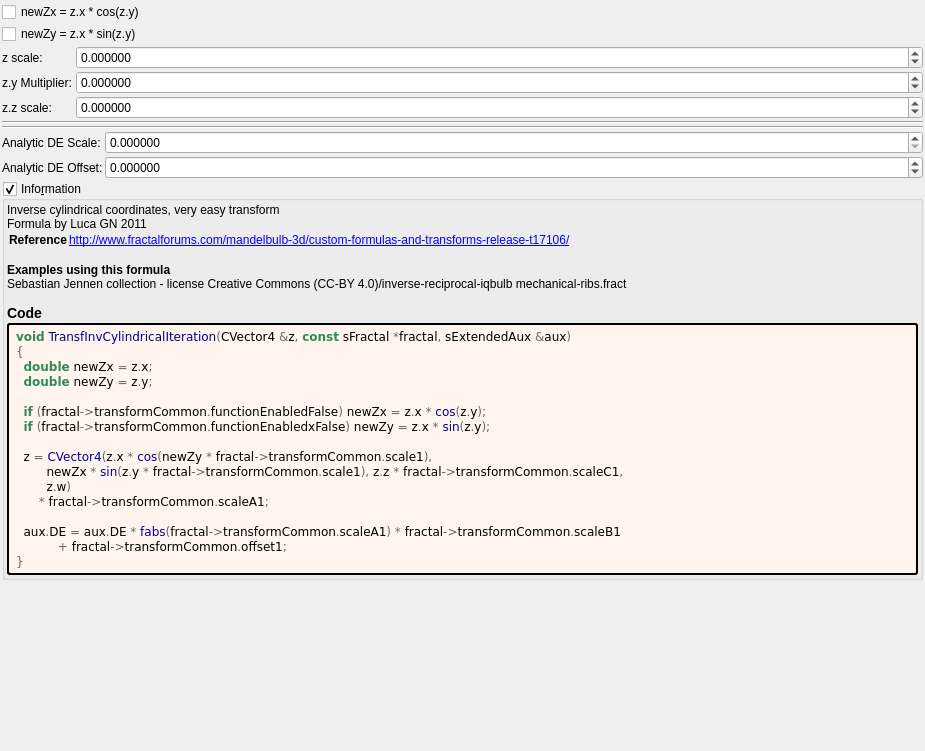
The window that mandelbulber2/formula/ui/transf_inv_cylindrical.ui (buddhi1980/mandelbulber2) describes before a commit, drawn with Qt 5.
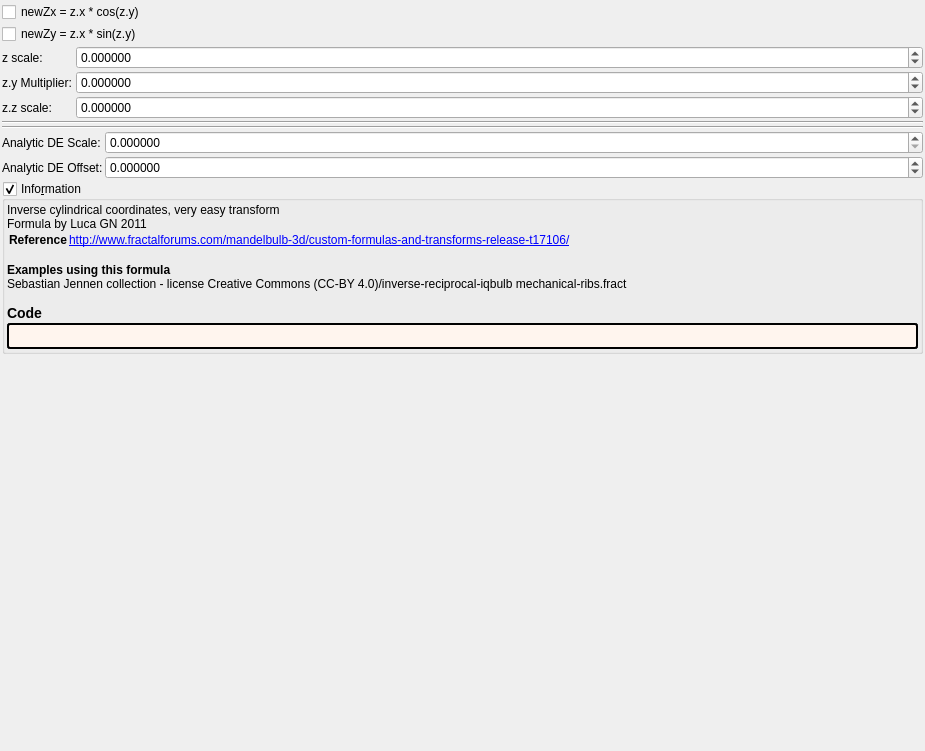
The same window after the commit. Custom widgets are drawn as their Qt base class.

Diff of the .ui file:
```diff
--- a/mandelbulber2/formula/ui/transf_inv_cylindrical.ui
+++ b/mandelbulber2/formula/ui/transf_inv_cylindrical.ui
@@ -320,25 +320,7 @@
          <string notr="true">border-style: outset; border-width: 2px; border-radius: 3px; border-color: black; background-color: #fff5ee; padding: 4px;</string>
         </property>
         <property name="text">
-         <string notr="true">&lt;body style=&quot;background-color:#fff5ee&quot;&gt;
-&lt;pre style=&quot;color:#000000; background-color:#fff5ee;  font-family:'Courier New',monospace;&quot;&gt;&lt;span style=&quot;color:#2e8b57; font-weight:bold&quot;&gt;void&lt;/span&gt; &lt;span style=&quot;color:#00008f&quot;&gt;TransfInvCylindricalIteration&lt;/span&gt;&lt;span style=&quot;color:#676767&quot;&gt;(&lt;/span&gt;CVector4 &lt;span style=&quot;color:#676767&quot;&gt;&amp;amp;&lt;/span&gt;z&lt;span style=&quot;color:#676767&quot;&gt;,&lt;/span&gt; &lt;span style=&quot;color:#2e8b57; font-weight:bold&quot;&gt;const&lt;/span&gt; sFractal &lt;span style=&quot;color:#676767&quot;&gt;*&lt;/span&gt;fractal&lt;span style=&quot;color:#676767&quot;&gt;,&lt;/span&gt; sExtendedAux &lt;span style=&quot;color:#676767&quot;&gt;&amp;amp;&lt;/span&gt;aux&lt;span style=&quot;color:#676767&quot;&gt;)&lt;/span&gt;
-&lt;span style=&quot;color:#676767&quot;&gt;{&lt;/span&gt;
-  &lt;span style=&quot;color:#2e8b57; font-weight:bold&quot;&gt;double&lt;/span&gt; newZx &lt;span style=&quot;color:#676767&quot;&gt;=&lt;/span&gt; z&lt;span style=&quot;color:#676767&quot;&gt;.&lt;/span&gt;x&lt;span style=&quot;color:#676767&quot;&gt;;&lt;/span&gt;
-  &lt;span style=&quot;color:#2e8b57; font-weight:bold&quot;&gt;double&lt;/span&gt; newZy &lt;span style=&quot;color:#676767&quot;&gt;=&lt;/span&gt; z&lt;span style=&quot;color:#676767&quot;&gt;.&lt;/span&gt;y&lt;span style=&quot;color:#676767&quot;&gt;;&lt;/span&gt;
-
-  &lt;span style=&quot;color:#2e8b57; font-weight:bold&quot;&gt;if&lt;/span&gt; &lt;span style=&quot;color:#676767&quot;&gt;(&lt;/span&gt;fractal&lt;span style=&quot;color:#676767&quot;&gt;-&amp;gt;&lt;/span&gt;transformCommon&lt;span style=&quot;color:#676767&quot;&gt;.&lt;/span&gt;functionEnabledFalse&lt;span style=&quot;color:#676767&quot;&gt;)&lt;/span&gt; newZx &lt;span style=&quot;color:#676767&quot;&gt;=&lt;/span&gt; z&lt;span style=&quot;color:#676767&quot;&gt;.&lt;/span&gt;x &lt;span style=&quot;color:#676767&quot;&gt;*&lt;/span&gt; &lt;span style=&quot;color:#00008f&quot;&gt;cos&lt;/span&gt;&lt;span style=&quot;color:#676767&quot;&gt;(&lt;/span&gt;z&lt;span style=&quot;color:#676767&quot;&gt;.&lt;/span&gt;y&lt;span style=&quot;color:#676767&quot;&gt;);&lt;/span&gt;
-  &lt;span style=&quot;color:#2e8b57; font-weight:bold&quot;&gt;if&lt;/span&gt; &lt;span style=&quot;color:#676767&quot;&gt;(&lt;/span&gt;fractal&lt;span style=&quot;color:#676767&quot;&gt;-&amp;gt;&lt;/span&gt;transformCommon&lt;span style=&quot;color:#676767&quot;&gt;.&lt;/span&gt;functionEnabledxFalse&lt;span style=&quot;color:#676767&quot;&gt;)&lt;/span&gt; newZy &lt;span style=&quot;color:#676767&quot;&gt;=&lt;/span&gt; z&lt;span style=&quot;color:#676767&quot;&gt;.&lt;/span&gt;x &lt;span style=&quot;color:#676767&quot;&gt;*&lt;/span&gt; &lt;span style=&quot;color:#00008f&quot;&gt;sin&lt;/span&gt;&lt;span style=&quot;color:#676767&quot;&gt;(&lt;/span&gt;z&lt;span style=&quot;color:#676767&quot;&gt;.&lt;/span&gt;y&lt;span style=&quot;color:#676767&quot;&gt;);&lt;/span&gt;
-
-  z &lt;span style=&quot;color:#676767&quot;&gt;=&lt;/span&gt; &lt;span style=&quot;color:#00008f&quot;&gt;CVector4&lt;/span&gt;&lt;span style=&quot;color:#676767&quot;&gt;(&lt;/span&gt;z&lt;span style=&quot;color:#676767&quot;&gt;.&lt;/span&gt;x &lt;span style=&quot;color:#676767&quot;&gt;*&lt;/span&gt; &lt;span style=&quot;color:#00008f&quot;&gt;cos&lt;/span&gt;&lt;span style=&quot;color:#676767&quot;&gt;(&lt;/span&gt;newZy &lt;span style=&quot;color:#676767&quot;&gt;*&lt;/span&gt; fractal&lt;span style=&quot;color:#676767&quot;&gt;-&amp;gt;&lt;/span&gt;transformCommon&lt;span style=&quot;color:#676767&quot;&gt;.&lt;/span&gt;scale1&lt;span style=&quot;color:#676767&quot;&gt;),&lt;/span&gt;
-        newZx &lt;span style=&quot;color:#676767&quot;&gt;*&lt;/span&gt; &lt;span style=&quot;color:#00008f&quot;&gt;sin&lt;/span&gt;&lt;span style=&quot;color:#676767&quot;&gt;(&lt;/span&gt;z&lt;span style=&quot;color:#676767&quot;&gt;.&lt;/span&gt;y &lt;span style=&quot;color:#676767&quot;&gt;*&lt;/span&gt; fractal&lt;span style=&quot;color:#676767&quot;&gt;-&amp;gt;&lt;/span&gt;transformCommon&lt;span style=&quot;color:#676767&quot;&gt;.&lt;/span&gt;scale1&lt;span style=&quot;color:#676767&quot;&gt;),&lt;/span&gt; z&lt;span style=&quot;color:#676767&quot;&gt;.&lt;/span&gt;z &lt;span style=&quot;color:#676767&quot;&gt;*&lt;/span&gt; fractal&lt;span style=&quot;color:#676767&quot;&gt;-&amp;gt;&lt;/span&gt;transformCommon&lt;span style=&quot;color:#676767&quot;&gt;.&lt;/span&gt;scaleC1&lt;span style=&quot;color:#676767&quot;&gt;,&lt;/span&gt;
-        z&lt;span style=&quot;color:#676767&quot;&gt;.&lt;/span&gt;w&lt;span style=&quot;color:#676767&quot;&gt;)&lt;/span&gt;
-      &lt;span style=&quot;color:#676767&quot;&gt;*&lt;/span&gt; fractal&lt;span style=&quot;color:#676767&quot;&gt;-&amp;gt;&lt;/span&gt;transformCommon&lt;span style=&quot;color:#676767&quot;&gt;.&lt;/span&gt;scaleA1&lt;span style=&quot;color:#676767&quot;&gt;;&lt;/span&gt;
-
-  aux&lt;span style=&quot;color:#676767&quot;&gt;.&lt;/span&gt;DE &lt;span style=&quot;color:#676767&quot;&gt;=&lt;/span&gt; aux&lt;span style=&quot;color:#676767&quot;&gt;.&lt;/span&gt;DE &lt;span style=&quot;color:#676767&quot;&gt;*&lt;/span&gt; &lt;span style=&quot;color:#00008f&quot;&gt;fabs&lt;/span&gt;&lt;span style=&quot;color:#676767&quot;&gt;(&lt;/span&gt;fractal&lt;span style=&quot;color:#676767&quot;&gt;-&amp;gt;&lt;/span&gt;transformCommon&lt;span style=&quot;color:#676767&quot;&gt;.&lt;/span&gt;scaleA1&lt;span style=&quot;color:#676767&quot;&gt;) *&lt;/span&gt; fractal&lt;span style=&quot;color:#676767&quot;&gt;-&amp;gt;&lt;/span&gt;transformCommon&lt;span style=&quot;color:#676767&quot;&gt;.&lt;/span&gt;scaleB1
-           &lt;span style=&quot;color:#676767&quot;&gt;+&lt;/span&gt; fractal&lt;span style=&quot;color:#676767&quot;&gt;-&amp;gt;&lt;/span&gt;transformCommon&lt;span style=&quot;color:#676767&quot;&gt;.&lt;/span&gt;offset1&lt;span style=&quot;color:#676767&quot;&gt;;&lt;/span&gt;
-&lt;span style=&quot;color:#676767&quot;&gt;}&lt;/span&gt;
-&lt;/pre&gt;
-&lt;/body&gt;</string>
+         <string notr="true"></string>
         </property>
         <property name="wordWrap">
          <bool>true</bool>
```
